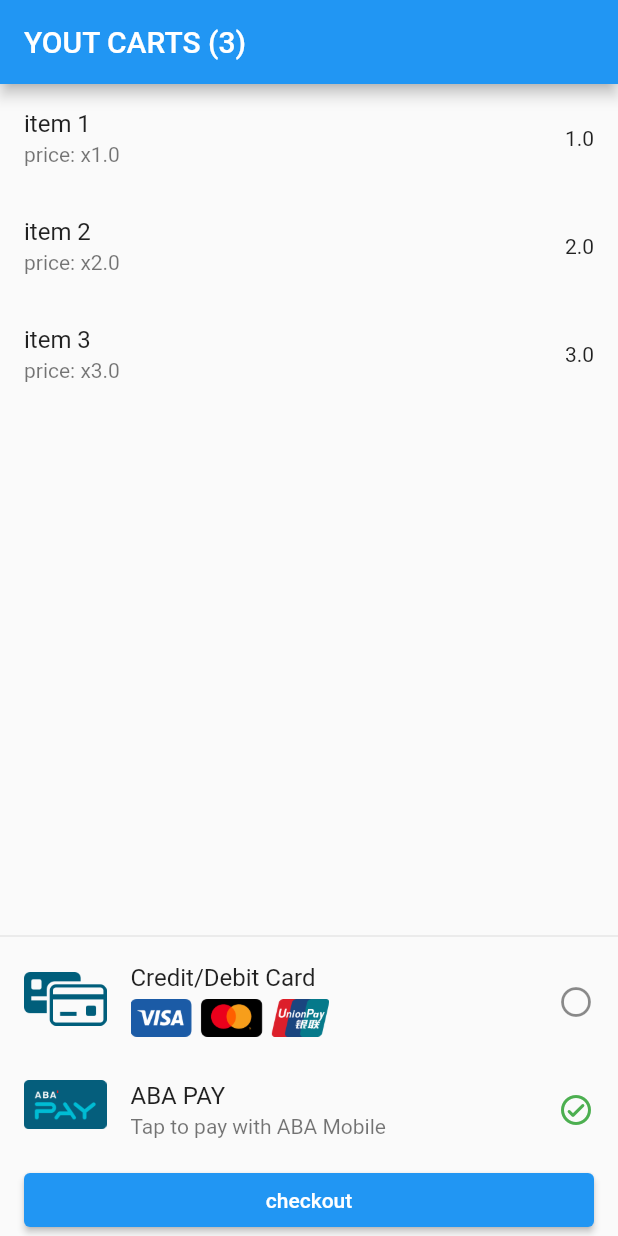
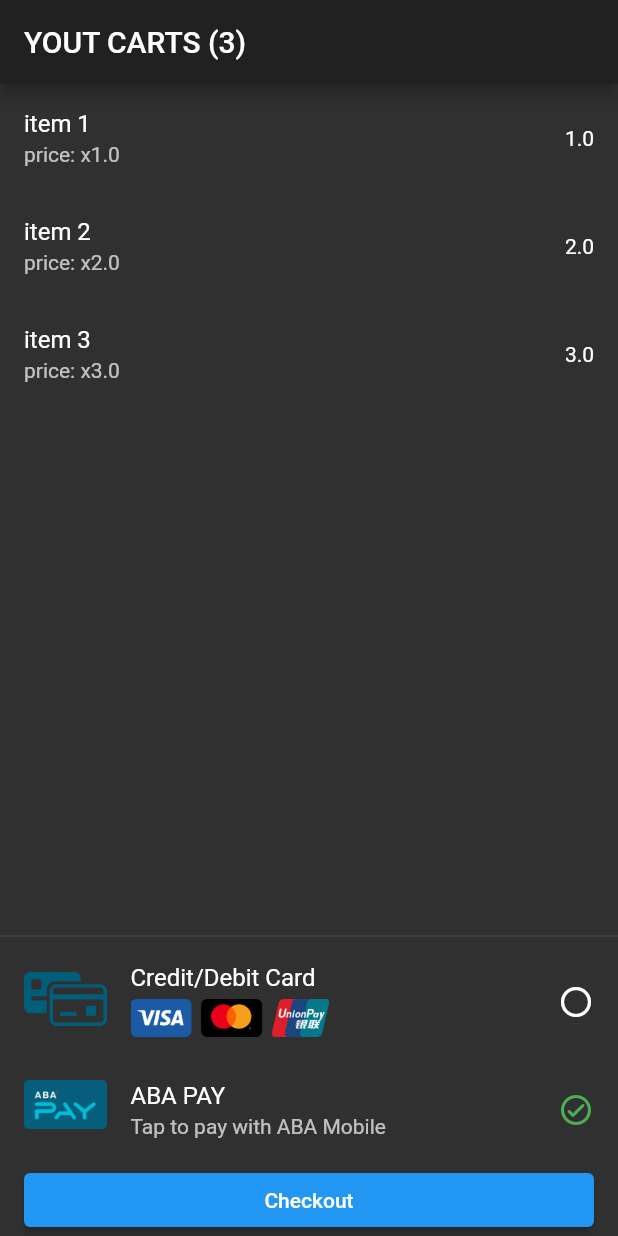
Before and after one commit to kechankrisna/aba_payment, a Flutter app: the screen it shows after launch, on a phone screen of 412 x 824 dp. Run offline on Flutter 3.47's test engine with Material 2 defaults, Android fonts, the phone set to English and light mode, and no system bars; our stand-ins replace dio, flutter_easyloading, fluttertoast; missing offline and left inert: easy_logger, flutter_inappwebview.

Commit message:
formarting label

````diff
--- a/example/lib/main.dart
+++ b/example/lib/main.dart
@@ -17,7 +17,7 @@ class _MyAppState extends State<MyApp> {
     return MaterialApp(
       title: "ABA Payment Testing",
       initialRoute: "/",
-      // themeMode: ThemeMode.dark,
+      themeMode: ThemeMode.dark,
       darkTheme: ThemeData.dark(),
       routes: {
         "/": (_) => CartScreen(),
--- /dev/null
+++ b/lib/service/strings.dart
@@ -0,0 +1,28 @@
+/// ## [Strings]
+/// This contains every word used in aba payment
+/// ### `Example`
+/// ```
+/// Strings.checkoutLabel
+/// ```
+class Strings {
+  static String checkoutLabel = "Checkout";
+
+  static String creditOrDebitCardLabel = "Credit/Debit Card";
+
+  static String abaPaywayLabel = "ABA PAYWAY";
+
+  static String scanToPayWithABAMobileLabel = "Scan to pay with ABA Mobile";
+
+  static String tapToPayWithABAMobileLabel = "Tap to pay with ABA Mobile";
+
+  static String abaPayLabel = "ABA PAY";
+
+  static String paymentSuccessfullyLabel = "payment successfully";
+
+  static String paymentProcceedSuccessfullyLabel =
+      "Your payment was procceed successfully.";
+
+  static String moreDetailLabel =
+      "For more detail, go to check in your account";
+  static String homeLabel = "Home";
+}
--- a/lib/ui/aba_checkout_container.dart
+++ b/lib/ui/aba_checkout_container.dart
@@ -1,6 +1,7 @@
 import 'dart:io';
 import 'package:aba_payment/enumeration.dart';
 import 'package:aba_payment/model.dart';
+import 'package:aba_payment/service/strings.dart';
 import 'package:aba_payment/ui/aba_checkout_success.dart';
 import 'package:aba_payment/ui/aba_checkout_webview.dart';
 import 'package:flutter/material.dart';
@@ -22,23 +23,68 @@ import 'package:url_launcher/url_launcher.dart';
 /// merchant: ABAMerchant
 /// ```
 class ABACheckoutContainer extends StatefulWidget {
+  /// `amount` respresent total amount to checkout
   final double amount;
+
+  /// `shipping` respresent shipping cost
   final double shipping;
+
+  /// `firstname` respresent user firstname
   final String firstname;
+
+  /// `lastname` respresent user lastname
   final String lastname;
+
+  /// `email` respresent user email
   final String email;
+
+  /// `phone` respresent user valid phone number
   final String phone;
+
+  /// `items` respresent list of items(json format) that user selected
   final List<Map<String, dynamic>> items;
+
+  /// `checkoutApiUrl` respresent checkout api link from the server side
   final String checkoutApiUrl;
+
+  /// `merchant` respesent ABAMerchant object
   final ABAMerchant merchant;
+
+  /// `enabled` allow button to be pressed
+  final bool enabled;
+
+  /// `checkoutLabel` allow user to change button text
+  final Widget checkoutLabel;
+
+  /// ### METHOD: `onBeginCheckout(ABATransaction transaction)`
+  /// `Triggered when user pressed checkout button`
   final Function(ABATransaction transaction) onBeginCheckout;
+
+  /// ### METHOD: `onFinishCheckout(ABATransaction transaction)`
+  /// `Triggered when after user pressed checkout button and transaction is created successfully`
   final Function(ABATransaction transaction) onFinishCheckout;
+
+  /// ### METHOD: `onBeginCheckTransaction(ABATransaction transaction)`
+  /// `Triggered when user completed transaction payment and current transaction will be started to check if it success or failed`
   final Function(ABATransaction transaction) onBeginCheckTransaction;
+
+  /// ### METHOD: `onFinishCheckTransaction(ABATransaction transaction)`
+  /// `Triggered when user completed transaction payment and current transaction checking event is finished `
   final Function(ABATransaction transaction) onFinishCheckTransaction;
+
   final Function(int value, String msg) onCreatedTransaction;
+
+  /// ### METHOD: `onPaymentSuccess(ABATransaction transaction)`
+  /// `Triggered when payment transaction was completed successfully`
+  /// `User can route to another screen after successfully`
+  /// #### `Default:` navigator to ABACheckoutSuccess()
   final Function(ABATransaction transaction) onPaymentSuccess;
+
+  /// ### METHOD: `onPaymentSuccess(ABATransaction transaction)`
+  /// `Triggered when payment transaction was uncompleted`
+  /// `User can show any message`
+  /// #### `Default:` toast bar will be showed to describe the problem
   final Function(ABATransaction transaction) onPaymentFail;
-  final bool enabled;
 
   const ABACheckoutContainer({
     Key key,
@@ -51,6 +97,8 @@ class ABACheckoutContainer extends StatefulWidget {
     this.items = const [],
     @required this.checkoutApiUrl,
     @required this.merchant,
+    this.enabled: false,
+    this.checkoutLabel,
     this.onBeginCheckout,
     this.onFinishCheckout,
     this.onBeginCheckTransaction,
@@ -58,7 +106,6 @@ class ABACheckoutContainer extends StatefulWidget {
     this.onCreatedTransaction,
     this.onPaymentSuccess,
     this.onPaymentFail,
-    this.enabled: false,
   })  : assert(amount > 0),
         assert(lastname != null),
         assert(firstname != null),
@@ -129,10 +176,11 @@ class _ABACheckoutContainerState extends State<ABACheckoutContainer>
               onPressed: !widget.enabled ? null : _onBeginCheckout,
               child: SizedBox(
                 width: double.infinity,
-                child: Text(
-                  "checkout",
-                  textAlign: TextAlign.center,
-                ),
+                child: widget.checkoutLabel ??
+                    Text(
+                      Strings.checkoutLabel,
+                      textAlign: TextAlign.center,
+                    ),
               ),
             ),
           ),
--- a/lib/ui/aba_checkout_success.dart
+++ b/lib/ui/aba_checkout_success.dart
@@ -1,3 +1,4 @@
+import 'package:aba_payment/service/strings.dart';
 import 'package:flutter/material.dart';
 
 class ABACheckoutSuccess extends StatelessWidget {
@@ -20,17 +21,17 @@ class ABACheckoutSuccess extends StatelessWidget {
               ),
               SizedBox(height: 15),
               Text(
-                "payment successfully",
+                Strings.paymentSuccessfullyLabel,
                 style: themeData.textTheme.headline6,
                 textAlign: TextAlign.center,
               ),
               SizedBox(height: 15),
               Text(
-                "${"your subscription was paid successfully"}.",
+                Strings.paymentProcceedSuccessfullyLabel,
                 textAlign: TextAlign.center,
               ),
               Text(
-                "${"for more detail, go to dashboard and check status of user profile"}.",
+                Strings.moreDetailLabel,
                 textAlign: TextAlign.center,
               ),
               SizedBox(height: 15),
@@ -45,7 +46,7 @@ class ABACheckoutSuccess extends StatelessWidget {
                   child: SizedBox(
                     width: double.infinity,
                     child: Text(
-                      "dashboard",
+                      Strings.homeLabel,
                       textAlign: TextAlign.center,
                     ),
                   ),
--- a/lib/ui/aba_checkout_webview.dart
+++ b/lib/ui/aba_checkout_webview.dart
@@ -1,4 +1,5 @@
 import 'package:aba_payment/model/aba_mechant.dart';
+import 'package:aba_payment/service/strings.dart';
 import 'package:flutter/material.dart';
 import 'package:flutter_inappwebview/flutter_inappwebview.dart';
 
@@ -28,7 +29,7 @@ class _ABACheckoutWebViewState extends State<ABACheckoutWebView> {
   Widget build(BuildContext context) {
     return Scaffold(
       appBar: AppBar(
-        title: Text("CHECKOUT"),
+        title: Text(Strings.checkoutLabel.toUpperCase()),
         centerTitle: true,
       ),
       body: InAppWebView(
--- a/lib/ui/aba_payment_lists.dart
+++ b/lib/ui/aba_payment_lists.dart
@@ -1,4 +1,5 @@
 import 'dart:io';
+import 'package:aba_payment/service/strings.dart';
 import 'package:flutter/material.dart';
 import 'package:aba_payment/enumeration.dart';
 
@@ -37,7 +38,7 @@ class _ABAPaymentListsState extends State<ABAPaymentLists> {
                   AssetImage("assets/images/ic_generic.png", package: package),
               width: 55,
             ),
-            title: Text("Credit/Debit Card"),
+            title: Text(Strings.creditOrDebitCardLabel),
             subtitle: Container(
               padding: EdgeInsets.only(top: 5),
               child: Image(
@@ -62,8 +63,8 @@ class _ABAPaymentListsState extends State<ABAPaymentLists> {
                     AssetImage("assets/images/ic_payway.png", package: package),
                 width: 55,
               ),
-              title: Text("ABA PAYWAY"),
-              subtitle: Text("Scan to pay with ABA Mobile"),
+              title: Text(Strings.abaPaywayLabel),
+              subtitle: Text(Strings.scanToPayWithABAMobileLabel),
               trailing: _value == AcceptPaymentOption.abapay
                   ? Icon(
                       Icons.check_circle_outline_rounded,
@@ -79,8 +80,8 @@ class _ABAPaymentListsState extends State<ABAPaymentLists> {
                     AssetImage("assets/images/ic_payway.png", package: package),
                 width: 55,
               ),
-              title: Text("ABA PAY"),
-              subtitle: Text("Tap to pay with ABA Mobile"),
+              title: Text(Strings.abaPayLabel),
+              subtitle: Text(Strings.tapToPayWithABAMobileLabel),
               trailing: _value == AcceptPaymentOption.abapay_deeplink
                   ? Icon(
                       Icons.check_circle_outline_rounded,
--- a/pubspec.yaml
+++ b/pubspec.yaml
@@ -1,5 +1,5 @@
 name: aba_payment
-description: Allow you to integrate your flutter app with local aba payment
+description: Allow you to integrate your flutter app with local aba payway
 version: 0.0.1
 author:
 homepage:
````
Also changed, not shown: 2 other files.
